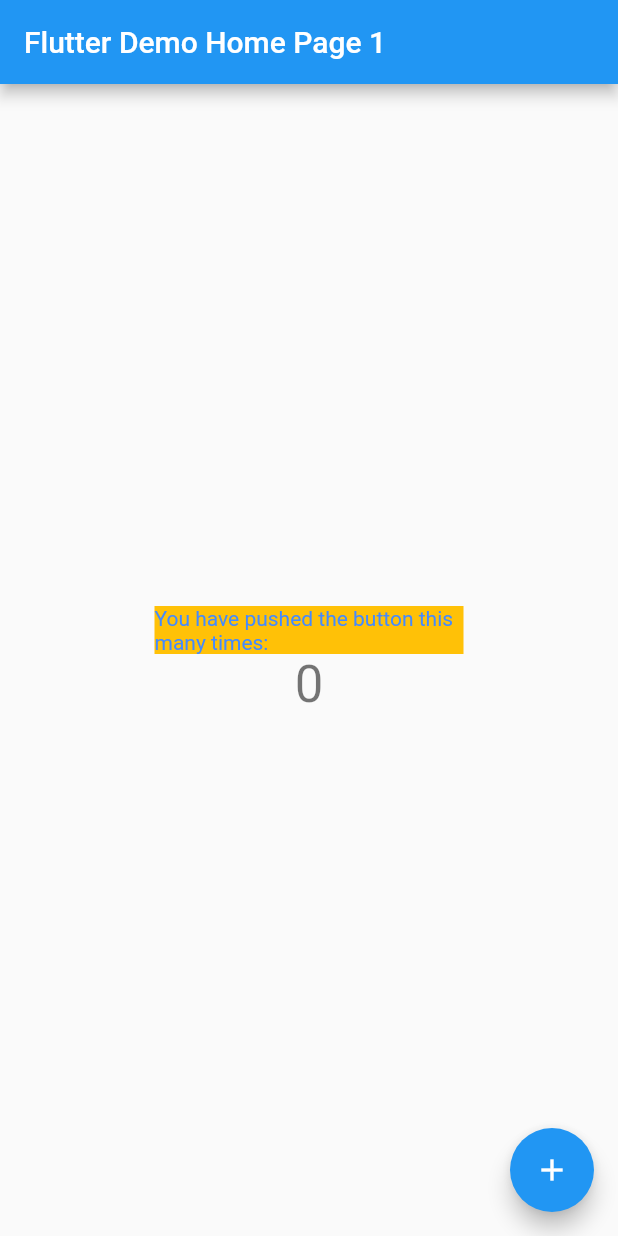
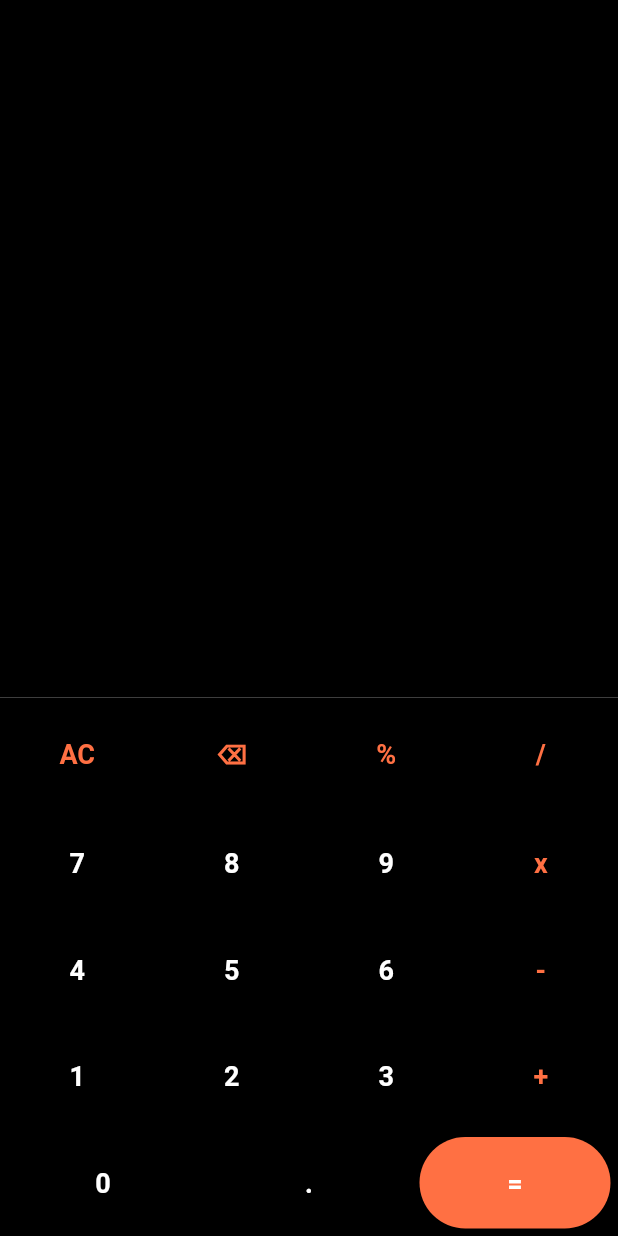
Before and after one commit to Nikhilpallavur/FlipKart_flutter, a Flutter app: the screen it shows after launch, on a phone screen of 412 x 824 dp. Run offline on Flutter 3.47's test engine with Material 2 defaults, Android fonts, the phone set to English and light mode, and no system bars; our stand-ins replace math_expressions.

Commit message:
calculator

```diff
--- a/my_flutter_app/lib/main.dart
+++ b/my_flutter_app/lib/main.dart
@@ -1,4 +1,6 @@
 import 'package:flutter/material.dart';
+// import 'package:my_flutter_app/pages/homePage/homePage.dart';
+import 'package:my_flutter_app/pages/calculator/calculator.dart';
 
 void main() {
   runApp(const MyApp());
@@ -24,97 +26,8 @@ class MyApp extends StatelessWidget {
         // is not restarted.
         primarySwatch: Colors.blue,
       ),
-      home: const MyHomePage(title: 'Flutter Demo Home Page 1'),
+      // home: const MyHomePage(title: 'Flutter Demo Home Page 1'),
+      home: const Calculator(),
     );
   }
 }
-
-class MyHomePage extends StatefulWidget {
-  const MyHomePage({super.key, required this.title});
-
-  // This widget is the home page of your application. It is stateful, meaning
-  // that it has a State object (defined below) that contains fields that affect
-  // how it looks.
-
-  // This class is the configuration for the state. It holds the values (in this
-  // case the title) provided by the parent (in this case the App widget) and
-  // used by the build method of the State. Fields in a Widget subclass are
-  // always marked "final".
-
-  final String title;
-
-  @override
-  State<MyHomePage> createState() => _MyHomePageState();
-}
-
-class _MyHomePageState extends State<MyHomePage> {
-  int _counter = 0;
-
-  void _incrementCounter() {
-    setState(() {
-      // This call to setState tells the Flutter framework that something has
-      // changed in this State, which causes it to rerun the build method below
-      // so that the display can reflect the updated values. If we changed
-      // _counter without calling setState(), then the build method would not be
-      // called again, and so nothing would appear to happen.
-      _counter++;
-    });
-  }
-
-  @override
-  Widget build(BuildContext context) {
-    // This method is rerun every time setState is called, for instance as done
-    // by the _incrementCounter method above.
-    //
-    // The Flutter framework has been optimized to make rerunning build methods
-    // fast, so that you can just rebuild anything that needs updating rather
-    // than having to individually change instances of widgets.
-    return Scaffold(
-      appBar: AppBar(
-        // Here we take the value from the MyHomePage object that was created by
-        // the App.build method, and use it to set our appbar title.
-        title: Text(widget.title),
-      ),
-      body: Center(
-        // Center is a layout widget. It takes a single child and positions it
-        // in the middle of the parent.
-        child: Column(
-          // Column is also a layout widget. It takes a list of children and
-          // arranges them vertically. By default, it sizes itself to fit its
-          // children horizontally, and tries to be as tall as its parent.
-          //
-          // Invoke "debug painting" (press "p" in the console, choose the
-          // "Toggle Debug Paint" action from the Flutter Inspector in Android
-          // Studio, or the "Toggle Debug Paint" command in Visual Studio Code)
-          // to see the wireframe for each widget.
-          //
-          // Column has various properties to control how it sizes itself and
-          // how it positions its children. Here we use mainAxisAlignment to
-          // center the children vertically; the main axis here is the vertical
-          // axis because Columns are vertical (the cross axis would be
-          // horizontal).
-          mainAxisAlignment: MainAxisAlignment.center,
-          children: <Widget>[
-            Container(
-              width: MediaQuery.of(context).size.width / 2,
-              color: Colors.amber,
-              child: const Text(
-                'You have pushed the button this many times:',
-                style: TextStyle(color: Colors.blueAccent),
-              ),
-            ),
-            Text(
-              '$_counter',
-              style: Theme.of(context).textTheme.headlineMedium,
-            ),
-          ],
-        ),
-      ),
-      floatingActionButton: FloatingActionButton(
-        onPressed: _incrementCounter,
-        tooltip: 'Increment',
-        child: const Icon(Icons.add),
-      ), // This trailing comma makes auto-formatting nicer for build methods.
-    );
-  }
-}
--- /dev/null
+++ b/my_flutter_app/lib/pages/calculator/calculator.dart
@@ -0,0 +1,208 @@
+import 'package:flutter/material.dart';
+import 'package:math_expressions/math_expressions.dart';
+import '../../style/color.dart';
+
+class Calculator extends StatefulWidget {
+  const Calculator({super.key});
+
+  @override
+  State<Calculator> createState() => _MyWidgetState();
+}
+
+class _MyWidgetState extends State<Calculator> {
+  double firstNum = 0.0;
+  double secondNum = 0.0;
+  var input = '';
+  var output = '';
+  var operation = '';
+
+  onButtonClick(value) {
+    var finalInput = input + value;
+    var operationArr = ['%', '/', 'x', '-', '+', '.'];
+    var operationPrefixArr = ['%', '/', 'x', '+'];
+
+    if (value == 'AC') {
+      setState(() {
+        input = '';
+        output = '';
+      });
+      return;
+    }
+    if (operationPrefixArr.contains(finalInput)) {
+      setState(() {
+        input = '';
+        output = '';
+      });
+      return;
+    }
+
+    if (finalInput == '.') {
+      setState(() {
+        input = '0$finalInput';
+        output = '';
+      });
+      return;
+    }
+    if (finalInput == '=') {
+      setState(() {
+        input = '';
+        output = '';
+      });
+      return;
+    }
+    if (input.isNotEmpty) {
+      var lastValue = input.substring(input.length - 1);
+      if (value == '⌫') {
+        setState(() {
+          input = input.substring(0, input.length - 1);
+        });
+        return;
+      }
+      if (input.contains('.') && value == '.') {
+        setState(() {
+          input = input;
+          output = '';
+        });
+        return;
+      }
+
+      if (operationArr.contains(value) && operationArr.contains(lastValue)) {
+        setState(() {
+          input = input;
+          output = '';
+        });
+        return;
+      }
+      if (operationArr.contains(lastValue) && value == '=') {
+        setState(() {
+          input = input;
+          output = '';
+        });
+        return;
+      }
+      if (['1', '2', '3', '4', '5', '6', '7', '8', '9', '0']
+          .contains(finalInput)) {
+        setState(() {
+          input = finalInput;
+          output = '';
+        });
+        return;
+      }
+
+      if (finalInput == '%' ||
+          finalInput == '%' ||
+          finalInput == '/' ||
+          finalInput == 'x' ||
+          finalInput == '-' ||
+          finalInput == '+') {
+        setState(() {
+          input = output + finalInput;
+          output = '';
+        });
+        return;
+      }
+      if (value == '=') {
+        var userInput = input;
+        userInput = input.replaceAll('x', '*');
+        Parser p = Parser();
+        Expression exp = p.parse(userInput);
+        ContextModel cm = ContextModel();
+        double eval = exp.evaluate(EvaluationType.REAL, cm);
+        setState(() {
+          output = eval.toString();
+        });
+        return;
+      }
+    }
+    setState(() {
+      input = finalInput;
+    });
+  }
+
+  @override
+  Widget build(BuildContext context) {
+    return Scaffold(
+      body: Column(children: [
+        Expanded(
+            child: Container(
+          color: appBg,
+          alignment: Alignment.bottomRight,
+          width: double.infinity,
+          padding: const EdgeInsets.all(20),
+          child: Column(
+              mainAxisAlignment: MainAxisAlignment.end,
+              crossAxisAlignment: CrossAxisAlignment.end,
+              children: [
+                Text(input, style: TextStyle(color: inputColor, fontSize: 30)),
+                Text(output,
+                    style: TextStyle(color: outputColor, fontSize: 45)),
+              ]),
+        )),
+        Container(
+            color: appBg,
+            child: Column(children: [
+              Row(
+                children: [
+                  button(text: 'AC', textColor: buttonColor),
+                  button(text: '⌫', textColor: buttonColor),
+                  button(text: '%', textColor: buttonColor),
+                  button(text: '/', textColor: buttonColor),
+                ],
+              ),
+              Row(
+                children: [
+                  button(text: '7', textColor: buttonNumber),
+                  button(text: '8', textColor: buttonNumber),
+                  button(text: '9', textColor: buttonNumber),
+                  button(text: 'x', textColor: buttonColor),
+                ],
+              ),
+              Row(
+                children: [
+                  button(text: '4', textColor: buttonNumber),
+                  button(text: '5', textColor: buttonNumber),
+                  button(text: '6', textColor: buttonNumber),
+                  button(text: '-', textColor: buttonColor),
+                ],
+              ),
+              Row(
+                children: [
+                  button(text: '1', textColor: buttonNumber),
+                  button(text: '2', textColor: buttonNumber),
+                  button(text: '3', textColor: buttonNumber),
+                  button(text: '+', textColor: buttonColor),
+                ],
+              ),
+              Row(
+                children: [
+                  button(text: '0', textColor: buttonNumber),
+                  button(text: '.', textColor: buttonNumber),
+                  button(
+                      text: '=', textColor: buttonNumber, bgColor: buttonColor),
+                ],
+              ),
+            ]))
+      ]),
+    );
+  }
+
+  Widget button({text = '', textColor = Colors.white, bgColor = Colors.black}) {
+    return Expanded(
+        child: Container(
+      margin: const EdgeInsets.all(5),
+      child: ElevatedButton(
+        style: ElevatedButton.styleFrom(
+            shape: RoundedRectangleBorder(
+                borderRadius: BorderRadius.circular(text == '=' ? 100 : 5)),
+            padding: const EdgeInsets.all(20),
+            backgroundColor: bgColor),
+        onPressed: () => onButtonClick(text),
+        child: Text(
+          text,
+          style: TextStyle(
+              fontSize: 18, color: textColor, fontWeight: FontWeight.bold),
+        ),
+      ),
+    ));
+  }
+}
--- /dev/null
+++ b/my_flutter_app/lib/style/color.dart
@@ -0,0 +1,8 @@
+import 'package:flutter/material.dart';
+
+Color? appColor = Colors.amber;
+Color? appBg = Colors.black;
+Color? buttonColor = Colors.deepOrange[400];
+Color? buttonNumber = Colors.white;
+Color? inputColor = Colors.orange[50];
+Color? outputColor = Colors.white;
--- a/my_flutter_app/pubspec.yaml
+++ b/my_flutter_app/pubspec.yaml
@@ -35,6 +35,7 @@ dependencies:
   # Use with the CupertinoIcons class for iOS style icons.
   cupertino_icons: ^1.0.2
   amplify_auth_cognito: ^0.6.13
+  math_expressions: ^2.3.1
 
 dev_dependencies:
   flutter_test:
```
Also changed, not shown: my_flutter_app/lib/pages/homePage/homePage.dart (added, +91 -0 lines), my_flutter_app/pubspec.lock, 1 other file.
